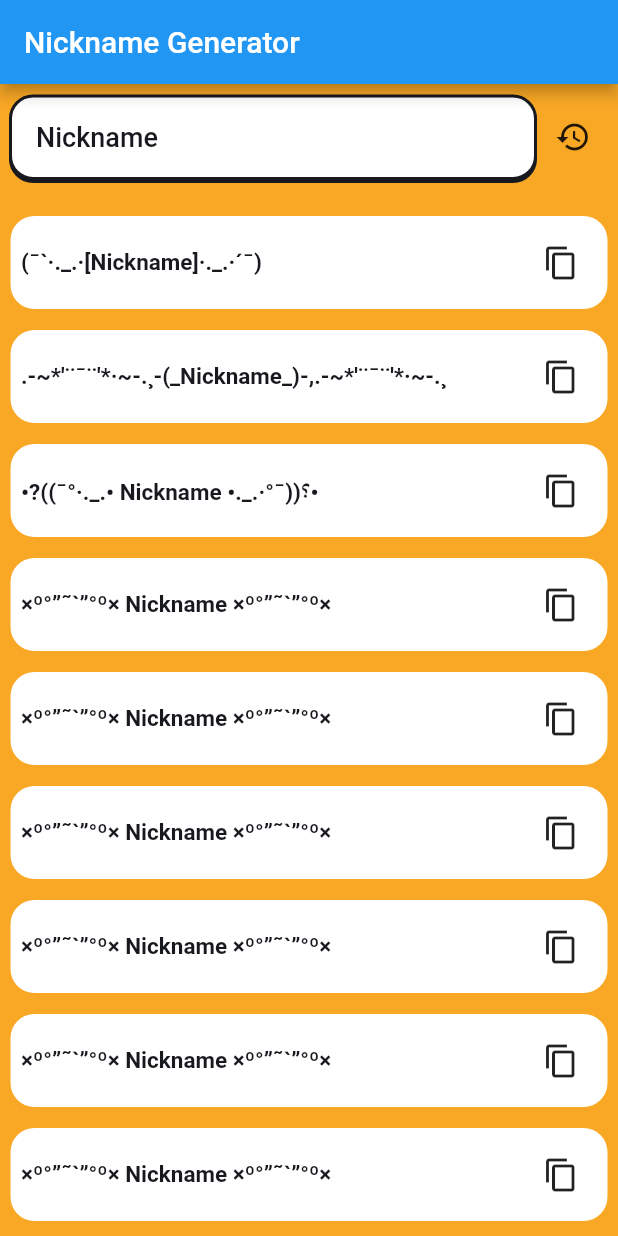
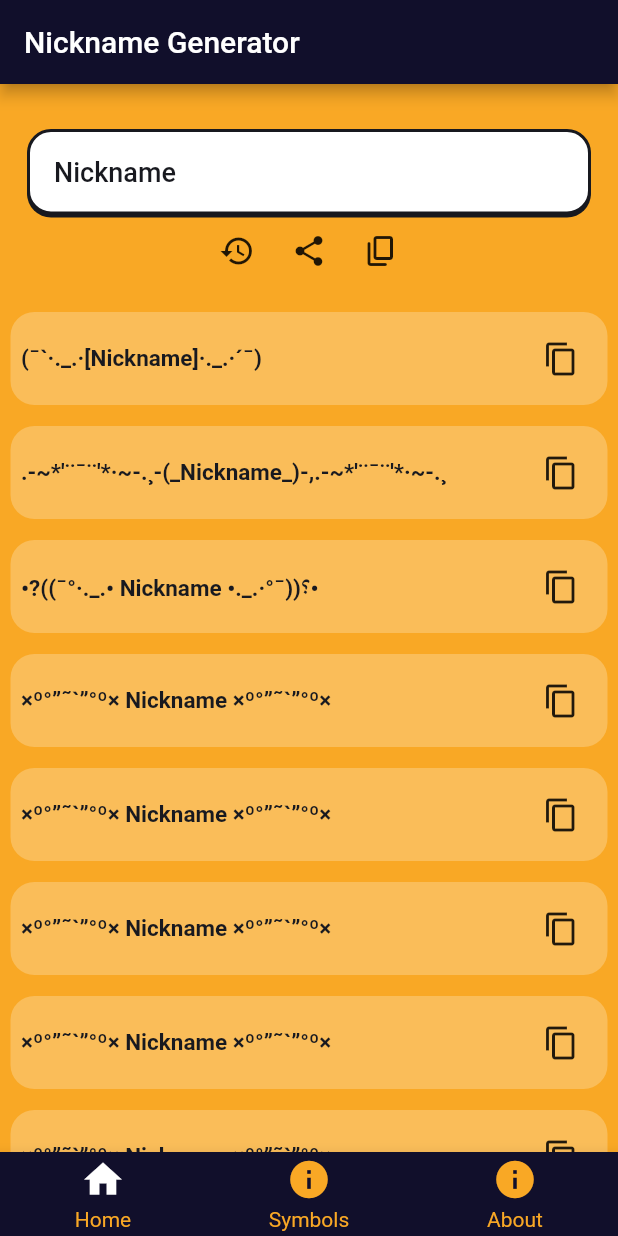
Before and after one commit to Blast06/nickname_generator, a Flutter app: the screen it shows after launch, on a phone screen of 412 x 824 dp. Run offline on Flutter 3.47's test engine with Material 2 defaults, Android fonts, the light colour scheme and no system bars; drawn by our look-alikes of custom_navigation_bar; our stand-ins replace faker, flutter_svg, get, logger; missing offline and left inert: dart:ffi.

Commit message:
implement views functions

```diff
--- a/lib/main.dart
+++ b/lib/main.dart
@@ -1,6 +1,9 @@
 
 
+import 'package:flutter/gestures.dart';
 import 'package:flutter/material.dart';
+import 'package:generator/utils/Translations.dart';
+import 'package:generator/utils/apptheme.dart';
 import 'package:get/get.dart';
 
 import 'ui/pages/splash_screen.dart';
@@ -30,10 +33,9 @@ class MyApp extends StatelessWidget {
     return GetMaterialApp(
       title: 'NicknameGenerator',
       debugShowCheckedModeBanner: false,
-      theme: ThemeData(
-        primarySwatch: Colors.blue,
-        visualDensity: VisualDensity.adaptivePlatformDensity,
-      ),
+      theme: appThemeData,
+      translations: MyTransalations(),
+      locale: Get.deviceLocale,
       home: SplashPage(),
       // locale: Get.deviceLocale,
       // translations: MyTransalations(),
--- a/lib/ui/pages/home_page.dart
+++ b/lib/ui/pages/home_page.dart
@@ -1,11 +1,13 @@
 import 'package:flutter/material.dart';
 import 'package:generator/controllers/HomeController.dart';
 import 'package:generator/data/models/Symbols.dart';
+import 'package:generator/ui/widgets/bottom_bar.dart';
 import 'package:generator/ui/widgets/custom_search_text.dart';
 import 'package:generator/ui/widgets/slim_card.dart';
+import 'package:generator/utils/apptheme.dart';
 import 'package:get/get.dart';
 import 'package:flutter/services.dart';
-
+import 'package:logger/logger.dart';
 
 class HomePage extends StatelessWidget {
   final hc = Get.put(HomeController());
@@ -15,16 +17,12 @@ class HomePage extends StatelessWidget {
   Widget build(BuildContext context) {
     return Scaffold(
       backgroundColor: Colors.yellow[800],
-      appBar: AppBar(title: Text('Nickname Generator')),
+      appBar: AppBar(title: Text('Nickname Generator'), backgroundColor: appThemeData.primaryColor,),
       body: GetBuilder<HomeController>(
         builder: (_) => Column(
           children: [
             Container(
-                 margin: EdgeInsets.only(top:7,bottom:7,left:6,right:6),
-                 child: Row(
-                   mainAxisSize: MainAxisSize.min,
-                    children: [
-                      Expanded(
+              margin: EdgeInsets.only(top: 30, left: 18, right: 18),
               child: CustomSearchText(
                 text: hc.nickName,
                 enable: true,
@@ -35,15 +33,27 @@ class HomePage extends StatelessWidget {
                 controller: nameController,
                 callback2: (text) {
                   _.changeNickName(text);
-                              // nameController.text = text;
                 },
               ),
             ),
 
-                      IconButton(icon: Icon(Icons.restore_sharp), onPressed: () => hc.generateRandomNickName() ,)
-
+            //TODO: Use svg icon
+            Row(
+              mainAxisAlignment: MainAxisAlignment.center,
+              children: [
+                IconButton(
+                  icon: Icon(Icons.restore_sharp),
+                  onPressed: () => hc.generateRandomNickName(),
+                ),
+                IconButton(
+                  icon: Icon(Icons.share_rounded),
+                  onPressed: () => hc.generateRandomNickName(),
+                ),
+                IconButton(
+                  icon: Icon(Icons.copy_rounded),
+                  onPressed: () =>  Clipboard.setData(new ClipboardData(text: hc.nickName))
+                ),
               ],
-                  ),
             ),
             const SizedBox(
               height: 10,
@@ -53,11 +63,20 @@ class HomePage extends StatelessWidget {
                 physics: const BouncingScrollPhysics(),
                 itemCount: symbols.length,
                 itemBuilder: (BuildContext context, int index) {
+                  int lastOne = symbols.length - 1;
+                  if (index == lastOne) {
                     return Container(
-                      margin: EdgeInsets.only(left:7,right:7),
+                        margin: EdgeInsets.only(left: 7, right: 7),
+                        child: FlatButton.icon(
+                          icon: Icon(Icons.restore_sharp),
+                          onPressed: () {},
+                          label: Text('More'),
+                        ));
+                  }
+                  return Container(
+                    margin: EdgeInsets.only(left: 7, right: 7),
                     child: SlimCard(
                       text: _.replaceString(symbols[index].symbol, _.nickName),
-
                     ),
                   );
                 },
@@ -66,6 +85,7 @@ class HomePage extends StatelessWidget {
           ],
         ),
       ),
+      bottomNavigationBar: BottomBar(),
     );
   }
 }
--- a/lib/ui/widgets/bottom_bar.dart
+++ b/lib/ui/widgets/bottom_bar.dart
@@ -1,66 +1,67 @@
-// import 'package:fleetsdownloader/controllers/HomeController.dart';
-// import 'package:fleetsdownloader/ui/screens/about_page.dart';
-// import 'package:fleetsdownloader/ui/screens/home_page.dart';
-// import 'package:fleetsdownloader/ui/screens/information_page.dart';
-// import 'package:flutter/material.dart';
-// import 'package:get/get.dart';
-// import 'package:custom_navigation_bar/custom_navigation_bar.dart';
+import 'package:flutter/material.dart';
+import 'package:generator/controllers/HomeController.dart';
+import 'package:generator/ui/pages/about_page.dart';
+import 'package:generator/ui/pages/home_page.dart';
+import 'package:generator/ui/pages/symbols_page.dart';
+import 'package:generator/utils/apptheme.dart';
+import 'package:get/get.dart';
+import 'package:custom_navigation_bar/custom_navigation_bar.dart';
 
-// class BottomBar extends StatefulWidget {
-//   BottomBar({Key key}) : super(key: key);
+class BottomBar extends StatefulWidget {
+  BottomBar({Key key}) : super(key: key);
 
-//   @override
-//   _BottomBarState createState() => _BottomBarState();
-// }
+  @override
+  _BottomBarState createState() => _BottomBarState();
+}
 
-// class _BottomBarState extends State<BottomBar> {
-//   final gc = Get.put(HomeController());
-//   @override
-//   Widget build(BuildContext context) {
-//     return GetBuilder<HomeController>(
-//       builder: (_) => CustomNavigationBar(
-//           iconSize: 30,
-//           selectedColor: Colors.black,
-//           strokeColor: Colors.greenAccent,
-//           unSelectedColor: Colors.black26,
-//           backgroundColor: Colors.white,
-//           items: [
-//             CustomNavigationBarItem(
-//               icon: const Icon(Icons.home),
-//               title: Text('bottom_bar_home'.tr,
-//                   style: TextStyle(color: Colors.black)),
-//             ),
-//             CustomNavigationBarItem(
-//               icon: const Icon(Icons.info),
-//               title: Text('bottom_bar_privacy'.tr,
-//                   style: TextStyle(color: Colors.black)),
-//             ),
-//             CustomNavigationBarItem(
-//               icon: const Icon(Icons.info),
-//               title: Text(
-//                 'bottom_bar_about'.tr,
-//                 style: TextStyle(color: Colors.black),
-//               ),
-//             ),
-//           ],
-//           currentIndex: gc.currentIndex,
-//           onTap: (index) {
-//             gc.changeCurrentIndex(index);
-//             switch (index) {
-//               case 0:
-//                 Get.to(HomePage(), transition: Transition.cupertino);
-//                 break;
-//               case 1:
-//                 Get.to(InformationPage(), transition: Transition.cupertino);
-//                 break;
-//               case 2:
-//                 Get.to(AboutPage(), transition: Transition.cupertino);
-//                 break;
-//               default:
-//                 Get.to(HomePage(), transition: Transition.zoom);
-//                 break;
-//             }
-//           }),
-//     );
-//   }
-// }
+class _BottomBarState extends State<BottomBar> {
+  final gc = Get.put(HomeController());
+  @override
+  Widget build(BuildContext context) {
+    return GetBuilder<HomeController>(
+      builder: (_) => CustomNavigationBar(
+          iconSize: 30,
+          selectedColor: Colors.white,
+          strokeColor: appThemeData.highlightColor,
+          unSelectedColor: appThemeData.highlightColor,
+          backgroundColor: appThemeData.primaryColor,
+          items: [
+            CustomNavigationBarItem(
+              icon: const Icon(Icons.home),
+              title: Text('bottom_bar_home'.tr,
+                  style: TextStyle(color: appThemeData.highlightColor)),
+            ),
+            CustomNavigationBarItem(
+              icon: const Icon(Icons.info),
+              title: Text('bottom_bar_symbols'.tr,
+                  style: TextStyle(color: appThemeData.highlightColor)),
+            ),
+            CustomNavigationBarItem(
+              icon: const Icon(Icons.info),
+              title: Text(
+                'bottom_bar_about'.tr,
+                style: TextStyle(color: appThemeData.highlightColor),
+              ),
+            ),
+          ],
+          currentIndex: gc.currentIndex,
+          onTap: (index) {
+            gc.changeCurrentIndex(index);
+            switch (index) {
+              case 0:
+                Get.off( () => HomePage(), transition: Transition.cupertino);
+                break;
+              case 1:
+                Get.off( () => SymbolsPage(), transition: Transition.cupertino);
+                break;
+              case 2:
+                Get.off( () => AboutPage(), transition: Transition.cupertino);
+                break;
+              default:
+                Get.off( () => HomePage(), transition: Transition.zoom);
+                break;
+            }
+          }),
+    );
+  }
+}
--- a/lib/ui/widgets/slim_card.dart
+++ b/lib/ui/widgets/slim_card.dart
@@ -1,5 +1,6 @@
 import 'package:flutter/material.dart';
 import 'package:flutter/services.dart';
+import 'package:generator/utils/apptheme.dart';
 import 'package:generator/utils/colors.dart';
 
 
@@ -15,7 +16,7 @@ class SlimCard extends StatelessWidget {
       padding: EdgeInsets.all(7),
       margin: EdgeInsets.symmetric(vertical: 7),
       decoration: ShapeDecoration(
-          color: Colors.white,
+          color: appThemeData.splashColor,
           shape: RoundedRectangleBorder(
               borderRadius: BorderRadius.all(Radius.circular(16)))),
       child: Row(
--- a/lib/utils/apptheme.dart
+++ b/lib/utils/apptheme.dart
@@ -1,11 +1,10 @@
 import 'package:flutter/material.dart';
-// import 'package:google_fonts/google_fonts.dart';
 
 final ThemeData appThemeData = ThemeData(
-  primaryColor: Colors.greenAccent,
+  primaryColor: Color(0xff110f2b),
   accentColor: Color(0xff50514F),
-  splashColor: Colors.purpleAccent,
-  highlightColor: Color(0xff247BA0),
+  splashColor: Colors.white24,
+  highlightColor: Colors.yellow[800],
 //   fontFamily: GoogleFonts.lato().fontFamily,
   textTheme: TextTheme(
     headline1: TextStyle(fontSize: 72.0, fontWeight: FontWeight.bold),
```
Lines whose indentation alone changed are shown as unchanged.
